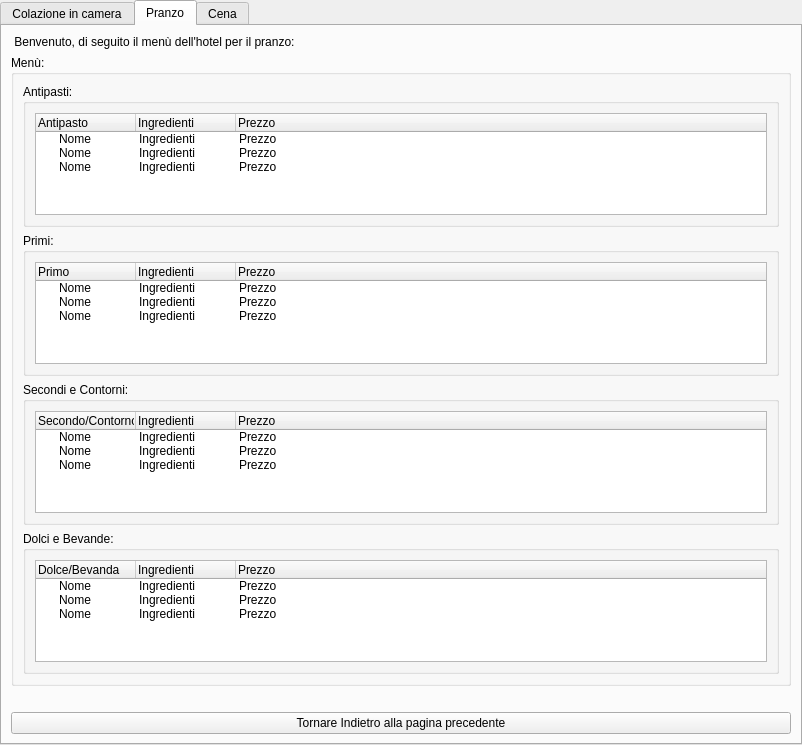
This is ui/Cameriere/GestisciCucina/GestioneCucinaMenu.ui in mdoraz/Hotel as Qt 5 draws it before an edit. The edited form follows.
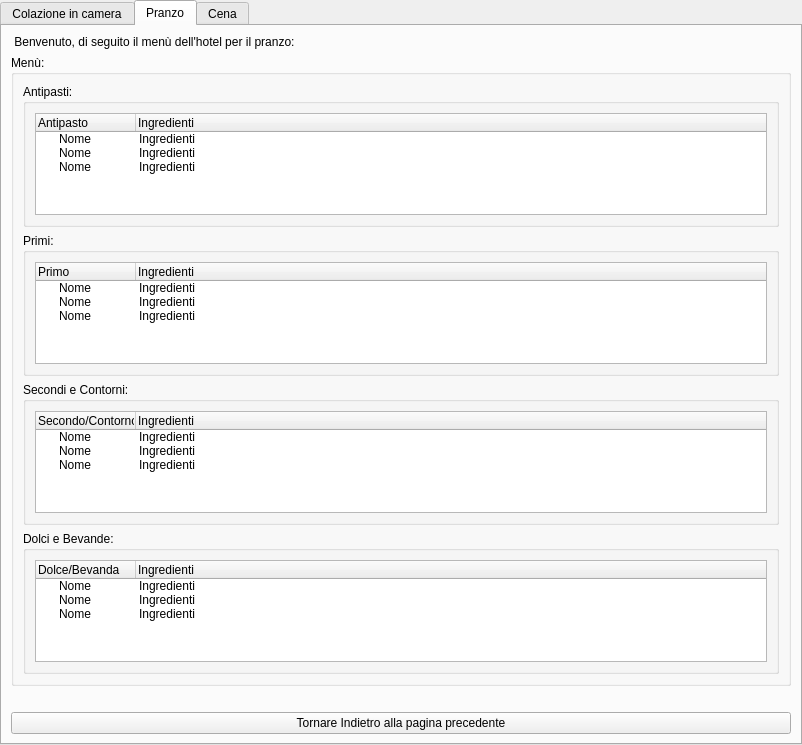
This is the edited form.

```diff
--- a/ui/Cameriere/GestisciCucina/GestioneCucinaMenu.ui
+++ b/ui/Cameriere/GestisciCucina/GestioneCucinaMenu.ui
@@ -325,11 +325,6 @@
               <string>Ingredienti</string>
              </property>
             </column>
-            <column>
-             <property name="text">
-              <string>Prezzo</string>
-             </property>
-            </column>
             <item>
              <property name="text">
               <string>Nome</string>
@@ -337,9 +332,6 @@
              <property name="text">
               <string>Ingredienti</string>
              </property>
-             <property name="text">
-              <string>Prezzo</string>
-             </property>
             </item>
             <item>
              <property name="text">
@@ -348,9 +340,6 @@
              <property name="text">
               <string>Ingredienti</string>
              </property>
-             <property name="text">
-              <string>Prezzo</string>
-             </property>
             </item>
             <item>
              <property name="text">
@@ -359,9 +348,6 @@
              <property name="text">
               <string>Ingredienti</string>
              </property>
-             <property name="text">
-              <string>Prezzo</string>
-             </property>
             </item>
            </widget>
           </item>
@@ -389,11 +375,6 @@
               <string>Ingredienti</string>
              </property>
             </column>
-            <column>
-             <property name="text">
-              <string>Prezzo</string>
-             </property>
-            </column>
             <item>
              <property name="text">
               <string>Nome</string>
@@ -401,9 +382,6 @@
              <property name="text">
               <string>Ingredienti</string>
              </property>
-             <property name="text">
-              <string>Prezzo</string>
-             </property>
             </item>
             <item>
              <property name="text">
@@ -412,9 +390,6 @@
              <property name="text">
               <string>Ingredienti</string>
              </property>
-             <property name="text">
-              <string>Prezzo</string>
-             </property>
             </item>
             <item>
              <property name="text">
@@ -423,9 +398,6 @@
              <property name="text">
               <string>Ingredienti</string>
              </property>
-             <property name="text">
-              <string>Prezzo</string>
-             </property>
             </item>
            </widget>
           </item>
@@ -453,11 +425,6 @@
               <string>Ingredienti</string>
              </property>
             </column>
-            <column>
-             <property name="text">
-              <string>Prezzo</string>
-             </property>
-            </column>
             <item>
              <property name="text">
               <string>Nome</string>
@@ -465,9 +432,6 @@
              <property name="text">
               <string>Ingredienti</string>
              </property>
-             <property name="text">
-              <string>Prezzo</string>
-             </property>
             </item>
             <item>
              <property name="text">
@@ -476,9 +440,6 @@
              <property name="text">
               <string>Ingredienti</string>
              </property>
-             <property name="text">
-              <string>Prezzo</string>
-             </property>
             </item>
             <item>
              <property name="text">
@@ -487,9 +448,6 @@
              <property name="text">
               <string>Ingredienti</string>
              </property>
-             <property name="text">
-              <string>Prezzo</string>
-             </property>
             </item>
            </widget>
           </item>
@@ -517,11 +475,6 @@
               <string>Ingredienti</string>
              </property>
             </column>
-            <column>
-             <property name="text">
-              <string>Prezzo</string>
-             </property>
-            </column>
             <item>
              <property name="text">
               <string>Nome</string>
@@ -529,9 +482,6 @@
              <property name="text">
               <string>Ingredienti</string>
              </property>
-             <property name="text">
-              <string>Prezzo</string>
-             </property>
             </item>
             <item>
              <property name="text">
@@ -540,9 +490,6 @@
              <property name="text">
               <string>Ingredienti</string>
              </property>
-             <property name="text">
-              <string>Prezzo</string>
-             </property>
             </item>
             <item>
              <property name="text">
@@ -551,9 +498,6 @@
              <property name="text">
               <string>Ingredienti</string>
              </property>
-             <property name="text">
-              <string>Prezzo</string>
-             </property>
             </item>
            </widget>
           </item>
```
